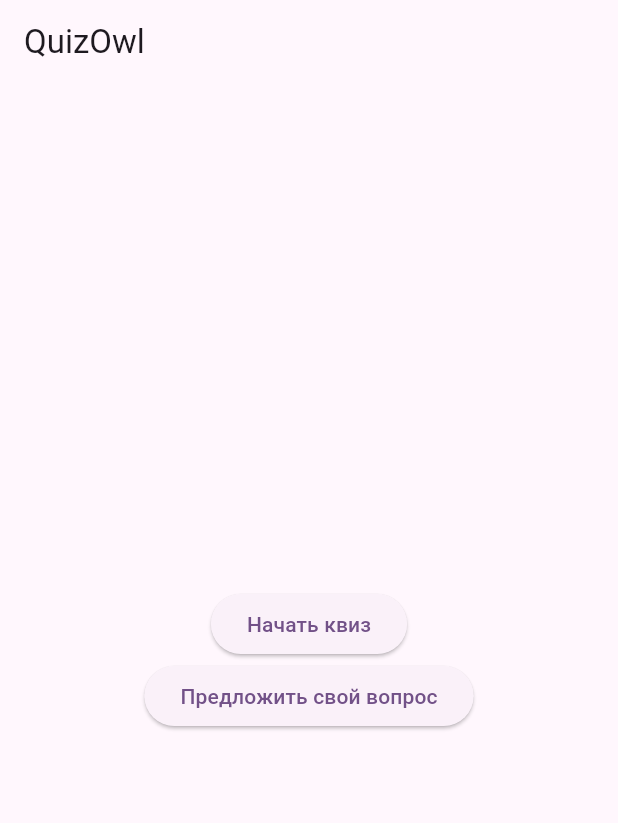
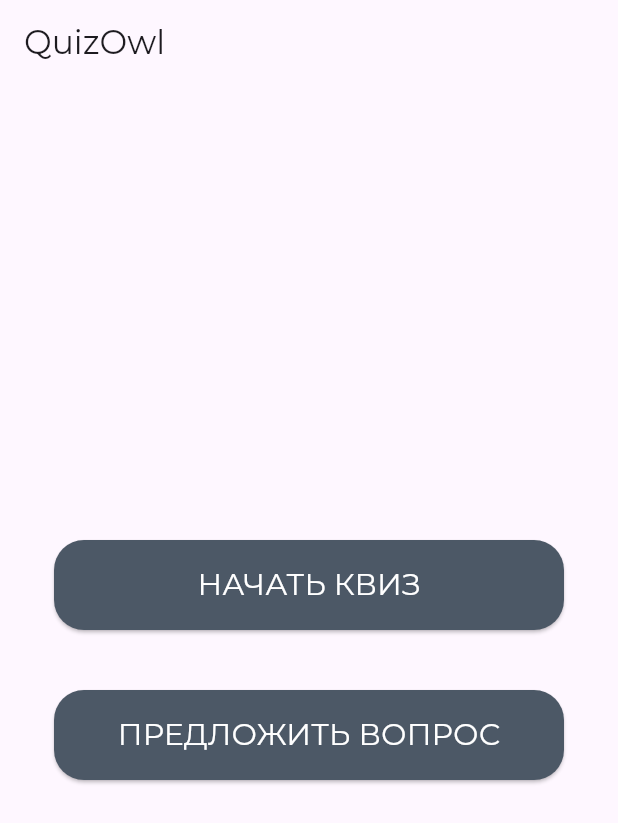
Before and after one commit to makar-with-tea/quizowl, a Flutter app: the screen it shows after launch, on a phone screen of 412 x 824 dp. Shown: the top 823 px of the screen. Run offline on Flutter 3.47's test engine with Material 3 defaults, Android fonts, the phone set to English and light mode, and no system bars; our stand-ins replace cached_network_image, cloud_firestore, firebase_core; accounts and stored records are empty.

Commit message:
styles + owl pictures

```diff
--- a/lib/main_app.dart
+++ b/lib/main_app.dart
@@ -11,9 +11,10 @@ class MainApp extends StatelessWidget {
   @override
   Widget build(BuildContext context) {
     return MaterialApp(
+      theme: ThemeData(fontFamily: 'Montserrat'),
       debugShowCheckedModeBanner: false,
       title: 'Quizowl',
-      theme: AppTheme.theme(false),
+      //theme: AppTheme.theme(false),
       initialRoute: '/',
       routes: {
         '/': (context) => HomeScreen(),
--- a/lib/screens/home_screen.dart
+++ b/lib/screens/home_screen.dart
@@ -6,24 +6,53 @@ class HomeScreen extends StatelessWidget {
   @override
   Widget build(BuildContext context) {
     return Scaffold(
-      appBar: AppBar(
-        title: Text('QuizOwl'),
-      ),
+      appBar: AppBar(title: Text('QuizOwl')),
       body: Center(
         child: Column(
           mainAxisAlignment: MainAxisAlignment.center,
           children: [
-            ElevatedButton(
+            Padding(
+              padding: EdgeInsets.all(20),
+              child: ElevatedButton(
                 onPressed: () {
                   Navigator.pushNamed(context, '/quiz');
                 },
-              child: Text('Начать квиз'),
+                style: ElevatedButton.styleFrom(
+                  shape: RoundedRectangleBorder(
+                    borderRadius: BorderRadius.circular(20.0),
                   ),
-            ElevatedButton(
+                  backgroundColor: Color(0xFF4c5866),
+                  fixedSize: const Size(340, 60),
+                ),
+                child: Center(
+                  child: Text(
+                    "НАЧАТЬ КВИЗ",
+                    style: TextStyle(fontSize: 20, color: Colors.white),
+
+                  ),
+                ),
+              ),
+            ),
+            Padding(
+              padding: EdgeInsets.all(20),
+              child: ElevatedButton(
                 onPressed: () {
                   Navigator.pushNamed(context, '/add-question');
                 },
-              child: Text('Предложить свой вопрос'),
+                style: ElevatedButton.styleFrom(
+                  shape: RoundedRectangleBorder(
+                    borderRadius: BorderRadius.circular(20.0),
+                  ),
+                  backgroundColor: Color(0xFF4c5866),
+                  fixedSize: const Size(340, 60),
+                ),
+                child: Center(
+                  child: Text(
+                    "ПРЕДЛОЖИТЬ ВОПРОС",
+                    style: TextStyle(fontSize: 20, color: Colors.white),
+                  ),
+                ),
+              ),
             ),
           ],
         ),
```
Also changed, not shown: lib/screens/add_question_screen.dart (+13 -1 lines), lib/screens/quiz_screen.dart (+25 -15 lines), lib/views/question_card.dart (+22 -3 lines), pubspec.yaml (+10 -0 lines), fonts/Montserrat-Bold.ttf (added), fonts/Montserrat-Light.ttf (added), fonts/Montserrat-Regular.ttf (added), fonts/Montserrat-SemiBold.ttf (added), pubspec.lock, 2 other files. Lines whose indentation alone changed are shown as unchanged.
